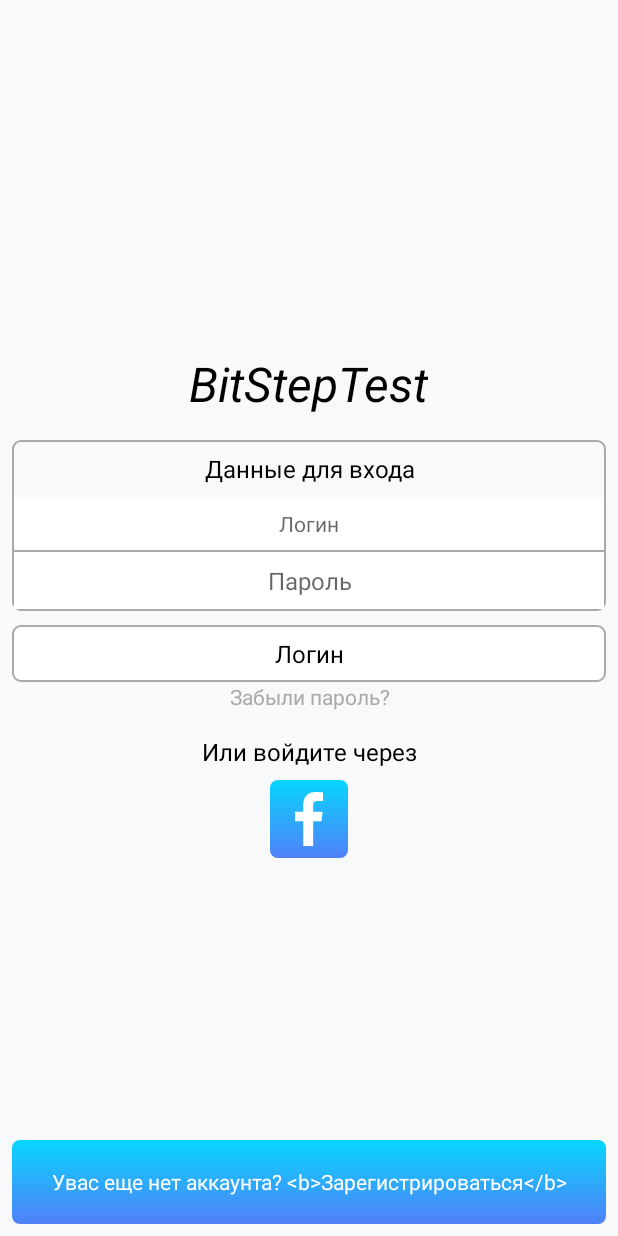
After one commit to PuntusovAleksandr/BitStepTest, an Android app: the layout login_container.xml on its own in the app's theme, with its tools: preview values and no code run, on a phone screen of 412 x 824 dp. The commit adds this screen. Run offline under Robolectric (Android 15) with nearby library versions, the phone set to English and light mode, and no system bars.

Commit message:
added some UI

```diff
--- /dev/null
+++ b/app/src/main/res/drawable/bg_gradient_blue.xml
@@ -0,0 +1,14 @@
+<?xml version="1.0" encoding="utf-8"?>
+<selector xmlns:android="http://schemas.android.com/apk/res/android">
+    <item>
+        <shape>
+            <gradient
+                android:angle="90"
+                android:endColor="#07d6fe"
+                android:startColor="#5080f7"
+                android:type="linear"/>
+            <corners android:radius="5.0dip"/>
+        </shape>
+    </item>
+
+</selector>
--- /dev/null
+++ b/app/src/main/res/drawable/bg_grey.xml
@@ -0,0 +1,7 @@
+<?xml version="1.0" encoding="utf-8"?>
+<shape xmlns:android="http://schemas.android.com/apk/res/android">
+    <corners android:radius="5.0dip"/>
+    <stroke
+        android:width="1dp"
+        android:color="@android:color/darker_gray"/>
+</shape>
--- /dev/null
+++ b/app/src/main/res/drawable/bg_white_grey.xml
@@ -0,0 +1,8 @@
+<?xml version="1.0" encoding="utf-8"?>
+<shape xmlns:android="http://schemas.android.com/apk/res/android">
+    <solid android:color="@android:color/white"/>
+    <corners android:radius="5.0dip"/>
+    <stroke
+        android:width="1dp"
+        android:color="@android:color/darker_gray"/>
+</shape>
--- /dev/null
+++ b/app/src/main/res/drawable/char_fb.xml
@@ -0,0 +1,10 @@
+<vector
+    xmlns:android="http://schemas.android.com/apk/res/android"
+    android:width="36dp"
+    android:height="36dp"
+    android:viewportHeight="155.139"
+    android:viewportWidth="155.139">
+    <path
+        android:fillColor="#FFFFFF"
+        android:pathData="M89.58,155.14V84.38h23.74l3.56,-27.58H89.58V39.18c0,-7.98 2.21,-13.43 13.67,-13.43l14.6,-0.01V1.08C115.32,0.75 106.66,0 96.58,0C75.52,0 61.1,12.85 61.1,36.45v20.34H37.29v27.58h23.81v70.76H89.58z"/>
+</vector>
--- a/app/src/main/res/layout/activity_login.xml
+++ b/app/src/main/res/layout/activity_login.xml
@@ -8,6 +8,8 @@
     tools:context="com.aleksandrp.bitsteptest.actovoty.LoginActivity">
 
 
+    <include layout="@layout/login_container"/>
+
 
     <include layout="@layout/layout_progress"/>
 
--- /dev/null
+++ b/app/src/main/res/layout/login_container.xml
@@ -0,0 +1,154 @@
+<?xml version="1.0" encoding="utf-8"?>
+<RelativeLayout
+    xmlns:android="http://schemas.android.com/apk/res/android"
+    android:layout_width="match_parent"
+    android:layout_height="match_parent"
+    android:background="@color/color_bg_login"
+    android:orientation="vertical"
+    android:padding="@dimen/_8dp">
+
+    <View
+        android:id="@+id/center_view"
+        android:layout_width="match_parent"
+        android:layout_height="@dimen/_1dp"
+        android:layout_centerInParent="true"
+        android:layout_marginBottom="@dimen/_4dp"
+        android:layout_marginTop="@dimen/_4dp"/>
+
+
+    <TextView
+        android:id="@+id/tv_login"
+        android:layout_width="match_parent"
+        android:layout_height="wrap_content"
+        android:layout_below="@+id/center_view"
+        android:background="@drawable/bg_white_grey"
+        android:gravity="center"
+        android:paddingBottom="@dimen/_8dp"
+        android:paddingTop="@dimen/_8dp"
+        android:text="@string/login"
+        android:textColor="@android:color/black"
+        android:textSize="@dimen/_16sp"/>
+
+    <TextView
+        android:layout_width="wrap_content"
+        android:layout_height="wrap_content"
+        android:layout_above="@+id/ll_body_data"
+        android:layout_centerHorizontal="true"
+        android:layout_marginBottom="@dimen/_16sp"
+        android:background="@android:color/transparent"
+        android:gravity="center"
+        android:text="@string/app_name"
+        android:textColor="@android:color/black"
+        android:textSize="@dimen/_32sp"
+        android:textStyle="italic"/>
+
+    <LinearLayout
+        android:id="@+id/ll_body_data"
+        android:layout_width="match_parent"
+        android:layout_height="wrap_content"
+        android:layout_above="@+id/center_view"
+        android:background="@drawable/bg_grey"
+        android:orientation="vertical">
+
+        <TextView
+            android:layout_width="match_parent"
+            android:layout_height="wrap_content"
+            android:background="@android:color/transparent"
+            android:gravity="center"
+            android:paddingBottom="@dimen/_8dp"
+            android:paddingTop="@dimen/_8dp"
+            android:text="@string/text_for_login"
+            android:textColor="@android:color/black"
+            android:textSize="@dimen/_16sp"/>
+
+        <EditText
+            android:id="@+id/et_email"
+            android:layout_width="match_parent"
+            android:layout_height="wrap_content"
+            android:layout_marginLeft="@dimen/_1dp"
+            android:layout_marginRight="@dimen/_1dp"
+            android:background="@android:color/white"
+            android:gravity="center"
+            android:hint="@string/login"
+            android:inputType="textEmailAddress"
+            android:maxLines="1"
+            android:paddingBottom="@dimen/_8dp"
+            android:paddingTop="@dimen/_8dp"
+            android:textColor="@android:color/black"
+            android:textSize="@dimen/_14sp"/>
+
+        <CalendarView
+            android:layout_width="match_parent"
+            android:layout_height="@dimen/_1dp"
+            android:background="@android:color/darker_gray"/>
+
+        <EditText
+            android:id="@+id/et_password"
+            android:layout_width="match_parent"
+            android:layout_height="wrap_content"
+            android:layout_marginLeft="@dimen/_1dp"
+            android:layout_marginRight="@dimen/_1dp"
+            android:layout_marginBottom="@dimen/_1dp"
+            android:background="@android:color/white"
+            android:gravity="center"
+            android:hint="@string/password"
+            android:inputType="textPassword"
+            android:maxLines="1"
+            android:paddingBottom="@dimen/_8dp"
+            android:paddingTop="@dimen/_8dp"
+            android:textColor="@android:color/black"
+            android:textSize="@dimen/_16sp"/>
+
+    </LinearLayout>
+
+    <TextView
+        android:id="@+id/tv_forgot_pass"
+        android:layout_width="match_parent"
+        android:layout_height="wrap_content"
+        android:layout_alignParentLeft="true"
+        android:layout_alignParentStart="true"
+        android:layout_below="@+id/tv_login"
+        android:background="@android:color/transparent"
+        android:gravity="center"
+        android:text="@string/forgot_password"
+        android:textColor="@android:color/darker_gray"
+        android:textSize="@dimen/_14sp"/>
+
+
+    <TextView
+        android:id="@+id/tv_from_fb"
+        android:layout_width="wrap_content"
+        android:layout_height="wrap_content"
+        android:layout_below="@+id/tv_forgot_pass"
+        android:layout_centerHorizontal="true"
+        android:layout_marginTop="@dimen/_16dp"
+        android:background="@android:color/transparent"
+        android:gravity="center"
+        android:text="@string/or_login_fb"
+        android:textColor="@android:color/black"
+        android:textSize="@dimen/_16sp"/>
+
+    <ImageView
+        android:id="@+id/iv_fb"
+        android:layout_width="wrap_content"
+        android:layout_height="wrap_content"
+        android:layout_below="@+id/tv_from_fb"
+        android:layout_centerHorizontal="true"
+        android:layout_marginTop="@dimen/_8dp"
+        android:background="@drawable/bg_gradient_blue"
+        android:padding="@dimen/_8dp"
+        android:src="@drawable/char_fb"/>
+
+
+    <TextView
+        android:id="@+id/tv_sign_up"
+        android:layout_width="match_parent"
+        android:layout_height="?attr/actionBarSize"
+        android:layout_alignParentBottom="true"
+        android:background="@drawable/bg_gradient_blue"
+        android:gravity="center"
+        android:text="@string/text_sign_up"
+        android:textColor="@android:color/white"/>
+
+
+</RelativeLayout>
--- a/app/src/main/res/values/colors.xml
+++ b/app/src/main/res/values/colors.xml
@@ -3,4 +3,7 @@
     <color name="colorPrimary">#3F51B5</color>
     <color name="colorPrimaryDark">#303F9F</color>
     <color name="colorAccent">#FF4081</color>
+
+    <color name="color_bg_login">#f8f9fb</color>
+
 </resources>
--- /dev/null
+++ b/app/src/main/res/values/dimens.xml
@@ -0,0 +1,11 @@
+<?xml version="1.0" encoding="utf-8"?>
+<resources>
+    <dimen name="_1dp">1dp</dimen>
+    <dimen name="_4dp">4dp</dimen>
+    <dimen name="_16sp">16sp</dimen>
+    <dimen name="_8dp">8dp</dimen>
+    <dimen name="_14sp">14sp</dimen>
+    <dimen name="_26sp">26sp</dimen>
+    <dimen name="_32sp">32sp</dimen>
+    <dimen name="_16dp">16dp</dimen>
+</resources>
--- a/app/src/main/res/values/strings.xml
+++ b/app/src/main/res/values/strings.xml
@@ -1,4 +1,20 @@
 <resources>
     <string name="app_name">BitStepTest</string>
-    <string name="no_internet">No internet connection</string>
+    <string name="no_internet">Нет интернет соединения</string>
+    <string name="login">Логин</string>
+    <string name="log_in">Вход</string>
+    <string name="text_for_login">Данные для входа</string>
+    <string name="password">Пароль</string>
+    <string name="email_incorrect">Введите правильно T-Mail</string>
+    <string name="password_rules">Введите правильно пароль</string>
+
+    <string name="text_sign_up">
+        <![CDATA[
+        Увас еще нет аккаунта? <b>Зарегистрироваться</b>
+     ]]>
+    </string>
+    <string name="or_login_fb">Или войдите через</string>
+    <string name="forgot_password">Забыли пароль?</string>
+    <!--Увас еще нет аккаунта? <b><font color="#FFFFFF">Зарегистрироваться</font></b>-->
+
 </resources>
```
Also changed, not shown: app/src/main/java/com/aleksandrp/bitsteptest/actovoty/LoginActivity.java (+55 -23 lines), app/src/main/java/com/aleksandrp/bitsteptest/api/helper/ApiUserHelper.java (+128 -155 lines), app/src/main/java/com/aleksandrp/bitsteptest/presenter/LoginPresenter.java (+19 -34 lines), app/src/main/res/drawable/prog_bar_grey.xml (added, +23 -0 lines).
